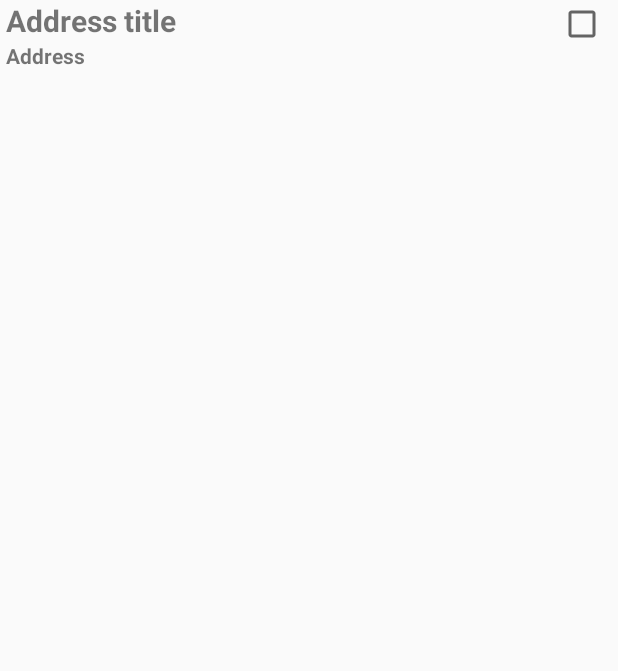
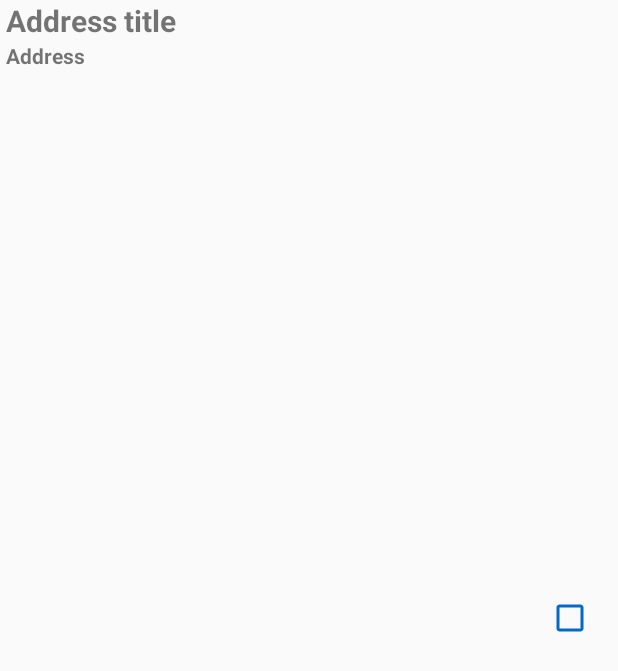
Before and after one commit to sam321pbs/Nearest, an Android app: the layout list_item_address.xml on its own in the app's theme, with its tools: preview values and no code run, on a phone screen of 412 x 824 dp. Shown: the top 671 px of the screen. Run offline under Robolectric (Android 15) with nearby library versions, the phone set to English and light mode, and no system bars.

Commit message:
style: changed textbox color

```diff
--- a/app/src/main/res/layout/list_item_address.xml
+++ b/app/src/main/res/layout/list_item_address.xml
@@ -1,17 +1,19 @@
 <?xml version="1.0" encoding="utf-8"?>
 <RelativeLayout xmlns:android="http://schemas.android.com/apk/res/android"
+                xmlns:app="http://schemas.android.com/apk/res-auto"
                 android:layout_width="match_parent"
                 android:layout_height="match_parent">
 
-    <CheckBox
+    <android.support.v7.widget.AppCompatCheckBox
             android:id="@+id/list_item_show_on_map"
             android:layout_width="wrap_content"
-        android:layout_height="wrap_content"
+            android:layout_height="match_parent"
             android:gravity="center"
             android:layout_alignParentEnd="true"
             android:enabled="true"
             android:focusable="false"
-        android:padding="4dp"/>
+            android:padding="8dp"
+            app:buttonTint="@color/theme_primary"/>
 
     <TextView
             android:id="@+id/list_item_title_of_address"
@@ -33,6 +35,7 @@
             android:textStyle="bold"
             android:paddingLeft="4dp"
             android:paddingRight="4dp"
-        android:text="Address"/>
+            android:text="Address"
+            android:layout_marginBottom="6dp"/>
 
 </RelativeLayout>
```
Lines whose indentation alone changed are shown as unchanged.
